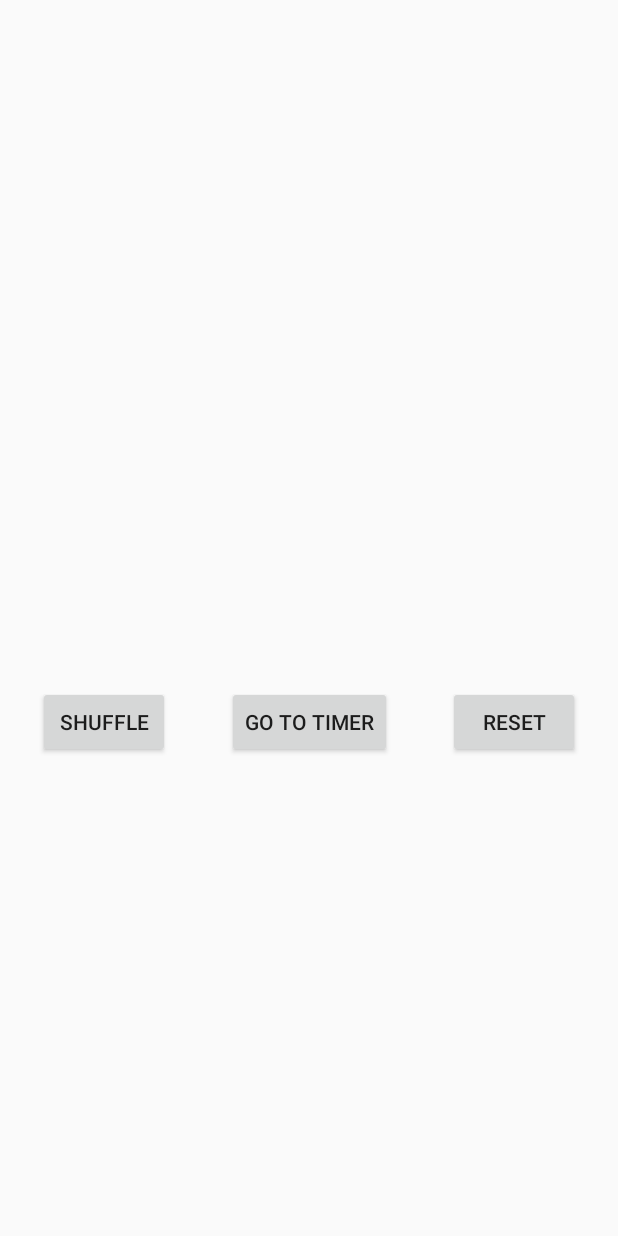
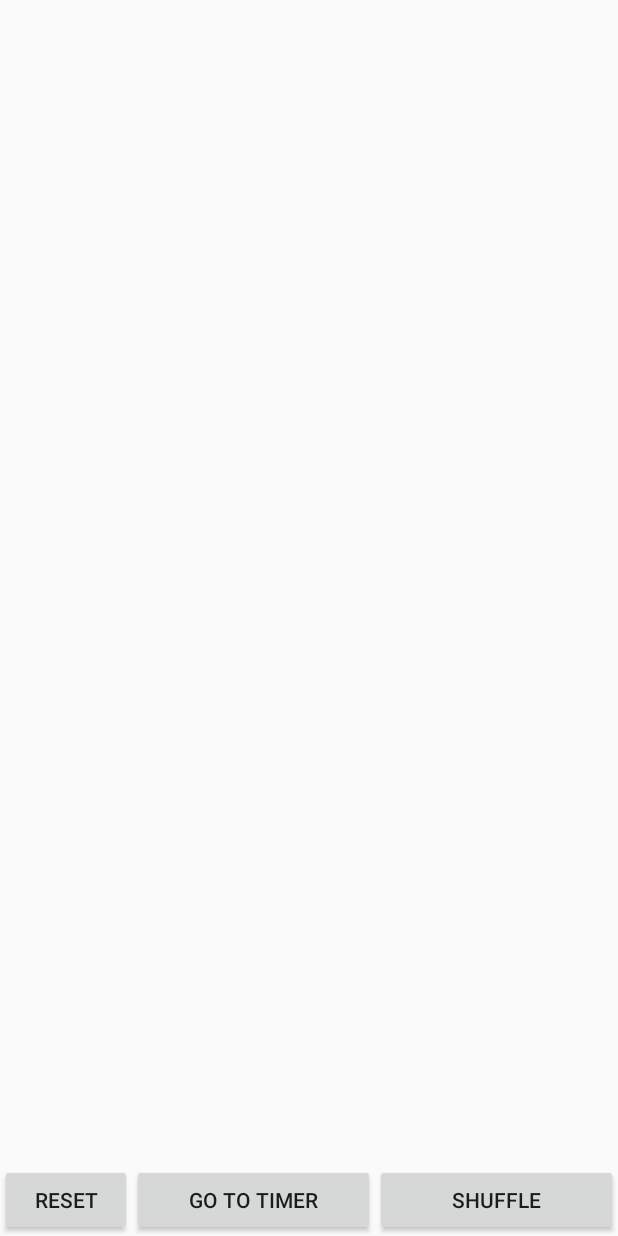
Before and after one commit to Remixt/Denton-Crits-2.0, an Android app: the screen it shows after launch (GroupSortActivity), after a tap on "Start", on a phone screen of 412 x 824 dp. Run offline under Robolectric (Android 15) with nearby library versions, the phone set to English and light mode, and no system bars.

Commit message:
Removed the no duplicates limitations and fixed the search/delete functions to look for unique ID instead of name string. Delete function will now properly delete ONLY the selected member, regardless of duplicates.
Updated comments/variable names for ease of legibility/understanding.

Updated Group Sort Layout to fill the screen regardless of resolution.

```diff
--- a/app/src/main/java/com/cbrant/writers/DatabaseHandler.java
+++ b/app/src/main/java/com/cbrant/writers/DatabaseHandler.java
@@ -11,27 +11,21 @@ import android.database.sqlite.SQLiteOpenHelper;
 
 public class DatabaseHandler extends SQLiteOpenHelper {
 
-    // All Static variables
-    // Database Version
-    private static final int DATABASE_VERSION = 1;
+    private static final int DATABASE_VERSION = 1; // Database Version
+    private static final String DATABASE_NAME = "DentonWriters"; // Database Name
+    private static final String TABLE_SIGNIN = "DentonWritersSignIn"; // Table Name
 
-    // Database Name
-    private static final String DATABASE_NAME = "DentonWriters";
+    // Table database columns
+    private static final String KEY_ID = "ID";
+    private static final String KEY_NAME = "NAME";
+    private static final String PAGES = "PAGES";
 
-    // Contacts table name
-    private static final String TABLE_SIGNIN = "DentonWritersSignIn";
-
-    // Contacts Table Columns names
-    private static final String KEY_ID = "id";
-    private static final String KEY_NAME = "name";
-    private static final String PAGES = "pages";
-
+    // Default constructor
     public DatabaseHandler(Context context) {
         super(context, DATABASE_NAME, null, DATABASE_VERSION);
     }
 
-    // Creating Tables
-    @Override
+    @Override // Creating tables
     public void onCreate(SQLiteDatabase db) {
         String CREATE_CONTACTS_TABLE = "CREATE TABLE " + TABLE_SIGNIN + "("
                 + KEY_ID + " INTEGER PRIMARY KEY," + KEY_NAME + " TEXT,"
@@ -39,60 +33,45 @@ public class DatabaseHandler extends SQLiteOpenHelper {
         db.execSQL(CREATE_CONTACTS_TABLE);
     }
 
-    // Upgrading database
-    @Override
+    @Override // Upgrading database
     public void onUpgrade(SQLiteDatabase db, int oldVersion, int newVersion) {
         // Drop older table if existed
         db.execSQL("DROP TABLE IF EXISTS " + TABLE_SIGNIN);
-
         // Create tables again
         onCreate(db);
     }
 
-    /**
-     * All CRUD(Create, Read, Update, Delete) Operations
-     */
-
-    // Adding new person
+    // Add new person to the database
     void addPerson(Person person) {
         SQLiteDatabase db = this.getWritableDatabase();
-
         ContentValues values = new ContentValues();
         values.put(KEY_NAME, person.getName()); // Person Name
         values.put(PAGES, person.getPages()); // Person Pages
-
         // Inserting Row
         db.insert(TABLE_SIGNIN, null, values);
         db.close(); // Closing database connection
     }
 
-    // Getting single contact
-    Boolean doesPersonExist(String name) {
+    // Search the database to see if a person already exists.
+    Boolean searchFor(Person person) {
         boolean exists = false;
         SQLiteDatabase db = this.getReadableDatabase();
-
-        Cursor cursor = db.query(TABLE_SIGNIN, new String[]{KEY_ID,
-                        KEY_NAME, PAGES}, KEY_ID + "=?",
-                new String[]{name}, null, null, null, null);
+        Cursor cursor = db.query(TABLE_SIGNIN, new String[]{KEY_ID, KEY_NAME, PAGES}, KEY_ID + "=?",
+                new String[]{Integer.toString(person.getID())}, null, null, null, null);
         if (cursor != null) {
             exists = true;
             cursor.moveToFirst();
         }
-        //Person person = new Person(Integer.parseInt(cursor.getString(0)),
-        //cursor.getString(1), cursor.getString(2));
-        // return person
         return exists;
     }
 
-    // Getting All Contacts
+    // Get all people in the database
     public ArrayList<Person> getAllPeople() {
         ArrayList<Person> personList = new ArrayList<Person>();
         // Select All Query
         String selectQuery = "SELECT  * FROM " + TABLE_SIGNIN;
-
         SQLiteDatabase db = this.getWritableDatabase();
         Cursor cursor = db.rawQuery(selectQuery, null);
-
         // looping through all rows and adding to list
         if (cursor.moveToFirst()) {
             do {
@@ -104,12 +83,11 @@ public class DatabaseHandler extends SQLiteOpenHelper {
                 personList.add(person);
             } while (cursor.moveToNext());
         }
-
-        // return contact list
+        // return person list
         return personList;
     }
 
-    // Updating single person
+    // Update existing person in the database
     public int updatePerson(Person person) {
         SQLiteDatabase db = this.getWritableDatabase();
 
@@ -122,30 +100,18 @@ public class DatabaseHandler extends SQLiteOpenHelper {
                 new String[]{String.valueOf(person.getID())});
     }
 
-    // Deleting Everything
+    // Deleting every entry in the database
     public void deleteAll() {
         SQLiteDatabase db = this.getWritableDatabase();
-        db.delete(TABLE_SIGNIN, null,null);
+        db.delete(TABLE_SIGNIN, null, null);
         db.close();
     }
 
-    // Delete Single
-    public void deleteContact(Person person) {
+    // Delete a single person from the database
+    public void deletePerson(Person person) {
         SQLiteDatabase db = this.getWritableDatabase();
-        db.delete(TABLE_SIGNIN, KEY_NAME + " = ?",
-                new String[] { String.valueOf(person.getName()) });
+        db.delete(TABLE_SIGNIN, KEY_ID + " = ?",
+                new String[]{String.valueOf(person.getID())});
         db.close();
     }
-
-    // Getting contacts Count
-    public int getPeopleCount() {
-        String countQuery = "SELECT  * FROM " + TABLE_SIGNIN;
-        SQLiteDatabase db = this.getReadableDatabase();
-        Cursor cursor = db.rawQuery(countQuery, null);
-        cursor.close();
-
-        // return count
-        return cursor.getCount();
-    }
-
 }
--- a/app/src/main/java/com/cbrant/writers/MainActivity.java
+++ b/app/src/main/java/com/cbrant/writers/MainActivity.java
@@ -9,7 +9,6 @@ import android.os.Bundle;
 import android.view.View;
 import android.view.inputmethod.InputMethodManager;
 import android.widget.ArrayAdapter;
-import android.widget.Button;
 import android.widget.EditText;
 import android.widget.ListView;
 import android.widget.Toast;
@@ -20,15 +19,14 @@ import java.util.List;
 public class MainActivity extends AppCompatActivity {
 
 
-    private EditText pEdit;
-    private EditText nEdit;
-    private Button btnSignIn;
-    private DatabaseHandler db;
+    private EditText pagesEdit; // sign in entry form for number of pages
+    private EditText namesEdit; // sign in entry form for the member name
+    private DatabaseHandler database; // handles all database operations
     ArrayList<String> names;
     ArrayList<String> pages;
-    ArrayList<String> namesList;
-    ArrayList<Person> people;
-    DeleteFromListAdapter adapter;
+    ArrayList<String> displayNameList; // list of the names for each member signed in, used in the display under name and pages form.
+    ArrayList<Person> people; // list of people currently signed in, and in the database. Includes their name, id, number of pages, and group status (IE blue group or orange group, anchor ect..)
+    ModifyableListAdapter adapter; // adapter that displays a list of members currently in the database, includes action listeners that allow deletion.
     List<Person> p;
     ListView list;
     ListView signInList;
@@ -38,30 +36,21 @@ public class MainActivity extends AppCompatActivity {
     protected void onCreate(Bundle savedInstanceState) {
         super.onCreate(savedInstanceState);
         setContentView(R.layout.activity_main);
-        namesList = new ArrayList<>();
-        nEdit = (EditText) findViewById(R.id.nameField);
-        pEdit = (EditText) findViewById(R.id.pageField);
-        btnSignIn = (Button) findViewById(R.id.btnSignin);
-        db = new DatabaseHandler(this);
+        displayNameList = new ArrayList<>();
+        namesEdit = (EditText) findViewById(R.id.nameField);
+        pagesEdit = (EditText) findViewById(R.id.pageField);
+        database = new DatabaseHandler(this);
         people = new ArrayList<>();
         signInList = (ListView) findViewById(R.id.signInList);
-        signInListAdapter = new ArrayAdapter<>(this, android.R.layout.simple_list_item_1, namesList);
+        signInListAdapter = new ArrayAdapter<>(this, android.R.layout.simple_list_item_1, displayNameList);
         signInList.setAdapter(signInListAdapter);
 
     }
 
-    public Boolean isDupName(String name) {
-        for (Person p : people) {
-            if (p.getName().equals(name))
-                return true;
-        }
-        return false;
-    }
-
     //records the values entered for name and pages, creates a new instance of person class to keep track.
     public void signIn(View view) {
-
-        if (nEdit.getText().length() < 1 || pEdit.getText().length() < 1) {
+        //ensure the user filled out the require forms
+        if (namesEdit.getText().length() < 1 || pagesEdit.getText().length() < 1) {
 
             new AlertDialog.Builder(this)
                     .setMessage("Make sure you fill out your name and how many pages!")
@@ -71,62 +60,63 @@ public class MainActivity extends AppCompatActivity {
                     })
                     .setIcon(android.R.drawable.ic_dialog_alert)
                     .show();
-            } else if (isDupName(nEdit.getText().toString()) == false) {
-                Person person = new Person(nEdit.getText().toString(), pEdit.getText().toString());
-                db.addPerson(person);
+        } else {
+
+            Person person = new Person(namesEdit.getText().toString(), pagesEdit.getText().toString());
+            database.addPerson(person);
             people.add(person);
-            namesList.add(person.getName());
+            displayNameList.add(person.getName());
+
+            // update the visible sign in list view
             signInListAdapter.notifyDataSetChanged();
-            Context context = getApplicationContext();
-            CharSequence text = "Successfully Signed In!";
-            int duration = Toast.LENGTH_SHORT;
 
-            Toast toast = Toast.makeText(context, text, duration);
+            // Let the user know they successfully signed in with a toast notification
+            Toast toast = Toast.makeText(getApplicationContext(), "Successfully Signed In!", Toast.LENGTH_SHORT);
             toast.show();
+
+            // hide the  keyboard when sign in button is pressed
             InputMethodManager mgr = (InputMethodManager) getSystemService(Context.INPUT_METHOD_SERVICE);
-            mgr.hideSoftInputFromWindow(nEdit.getWindowToken(), 0);
+            mgr.hideSoftInputFromWindow(namesEdit.getWindowToken(), 0);
+
+            // display the welcome dialog with the users name for further sign in confirmation
             new AlertDialog.Builder(this)
-                        .setMessage("Welcome " + nEdit.getText().toString() + "!")
+                    .setMessage("Welcome " + namesEdit.getText().toString() + "!")
                     .setPositiveButton(android.R.string.yes, new DialogInterface.OnClickListener() {
                         public void onClick(DialogInterface dialog, int which) {
                         }
                     })
                     .setIcon(android.R.drawable.ic_dialog_alert)
                     .show();
-            nEdit.setText("");
-            pEdit.setText("");
-        } else {
-                new AlertDialog.Builder(this)
-                        .setMessage("There is already a person with that name. Please choose a different name.")
-                        .setPositiveButton(android.R.string.yes, new DialogInterface.OnClickListener() {
-                            public void onClick(DialogInterface dialog, int which) {
-                                // continue with delete
+
+            // reset the sign in form to allow others to sign in
+            namesEdit.setText("");
+            pagesEdit.setText("");
         }
-                        })
-                        .setIcon(android.R.drawable.ic_dialog_alert)
-                        .show();
-                nEdit.setText("");
     }
 
-        }
-
-    //starts the group sorting activity after everyone has signed in.
+    //starts the group sorting activity
     public void startGroup(View view) {
         startActivity(new Intent(MainActivity.this, GroupSortActivity.class));
     }
+
+    //skip the sign in, and grouping activities, move to the timer activity
     public void skipToTimer(View view) {
         startActivity(new Intent(MainActivity.this, TimerActivity.class));
     }
+
     //empty the database
-    public void clearTable(View view){
+    public void clearTable(View view) {
         //make sure they hit the button on purpose.
         DialogInterface.OnClickListener dialogClickListener = new DialogInterface.OnClickListener() {
             @Override
             public void onClick(DialogInterface dialog, int which) {
-                switch (which){
+                switch (which) {
                     case DialogInterface.BUTTON_POSITIVE:
                         //Yes button clicked
-                        db.deleteAll();
+                        database.deleteAll();
+                        displayNameList.clear();
+                        people.clear();
+                        signInListAdapter.notifyDataSetChanged();
                         break;
 
                     case DialogInterface.BUTTON_NEGATIVE:
@@ -139,14 +129,12 @@ public class MainActivity extends AppCompatActivity {
         AlertDialog.Builder builder = new AlertDialog.Builder(this);
         builder.setMessage("Are you sure you want to delete all the names?").setPositiveButton("Yes", dialogClickListener)
                 .setNegativeButton("No", dialogClickListener).show();
-
-
     }
 
-    public void removeSingle(View view){
+    // remove a specific entry from the database
+    public void removeSingle(View view) {
 
-
-        p = db.getAllPeople();
+        p = database.getAllPeople();
         list = new ListView(this);
         names = new ArrayList<>();
         pages = new ArrayList<>();
@@ -155,7 +143,7 @@ public class MainActivity extends AppCompatActivity {
             names.add(person.getName());
             people.add(person);
         }
-        adapter = new DeleteFromListAdapter(this, people,names);
+        adapter = new ModifyableListAdapter(this, people, names);
         list.setAdapter(adapter);
 
         AlertDialog.Builder builder = new AlertDialog.Builder(this);
@@ -165,11 +153,11 @@ public class MainActivity extends AppCompatActivity {
                 .setOnDismissListener(new DialogInterface.OnDismissListener() {
                     @Override
                     public void onDismiss(DialogInterface dialog) {
-                        if(adapter.getDeleteFlags() != null){
+                        if (adapter.getDeleteFlags() != null) {
                             ArrayList<Person> deleteNames = adapter.getDeleteFlags();
-                            for(int i = 0; i < deleteNames.size(); i++){
-                                db.deleteContact(deleteNames.get(i));
-                                namesList.remove(deleteNames.get(i).getName());
+                            for (int i = 0; i < deleteNames.size(); i++) {
+                                database.deletePerson(deleteNames.get(i));
+                                displayNameList.remove(deleteNames.get(i).getName());
                                 people.remove(deleteNames.get(i));
                                 signInListAdapter.notifyDataSetChanged();
                             }
--- a/app/src/main/res/layout/activity_group_sort.xml
+++ b/app/src/main/res/layout/activity_group_sort.xml
@@ -1,5 +1,5 @@
 <?xml version="1.0" encoding="utf-8"?>
-<android.support.constraint.ConstraintLayout xmlns:android="http://schemas.android.com/apk/res/android"
+<RelativeLayout xmlns:android="http://schemas.android.com/apk/res/android"
     xmlns:app="http://schemas.android.com/apk/res-auto"
     xmlns:tools="http://schemas.android.com/tools"
     android:layout_width="match_parent"
@@ -10,40 +10,48 @@
     tools:layout_editor_absoluteY="0dp"
     tools:layout_editor_absoluteX="0dp">
 
-    <Button
-        android:id="@+id/btnSort"
-        android:layout_width="88dp"
-        android:layout_height="48dp"
-        android:onClick="shuffle"
-        android:text="Shuffle"
-        app:layout_constraintBottom_toBottomOf="parent"
-        android:layout_marginBottom="8dp"
-        android:layout_marginTop="8dp"
-        app:layout_constraintTop_toBottomOf="@+id/peopleList"
-        app:layout_constraintVertical_bias="0.0"
-        android:layout_marginLeft="25dp"
-        app:layout_constraintLeft_toLeftOf="parent" />
+    <LinearLayout
+        android:layout_width="match_parent"
+        android:layout_height="match_parent"
+        android:orientation="vertical"
+        android:layout_alignParentTop="true"
+        android:layout_alignParentLeft="true"
+        android:layout_alignParentStart="true">
 
-    <Button
-        android:id="@+id/goTimer"
-        android:layout_width="wrap_content"
+        <LinearLayout
+            android:layout_width="match_parent"
+            android:layout_height="match_parent"
+            android:layout_alignParentBottom="true"
+            android:layout_alignParentLeft="true"
+            android:layout_alignParentStart="true"
+            android:layout_weight="1"
+            android:orientation="horizontal">
+
+            <ListView
+                android:id="@+id/peopleList"
+                android:layout_width="match_parent"
                 android:layout_height="wrap_content"
-        android:onClick="goToTimer"
-        android:text="go to timer"
-        app:layout_constraintLeft_toRightOf="@+id/btnSort"
-        android:layout_marginLeft="8dp"
-        app:layout_constraintRight_toLeftOf="@+id/btnReset"
-        android:layout_marginRight="8dp"
-        android:layout_marginTop="8dp"
-        app:layout_constraintTop_toBottomOf="@+id/peopleList" />
+                android:choiceMode="multipleChoice"
+                android:clickable="true"
+                android:fastScrollEnabled="true"
+                android:footerDividersEnabled="true"
+                android:hapticFeedbackEnabled="true"
+                android:headerDividersEnabled="true"
+                android:keepScreenOn="true"
+                tools:layout_editor_absoluteX="9dp"
+                tools:layout_editor_absoluteY="0dp" />
+
+        </LinearLayout>
+
+        <LinearLayout
+            android:layout_width="match_parent"
+            android:layout_height="wrap_content"
+            android:orientation="horizontal">
 
             <Button
                 android:id="@+id/btnReset"
-        android:layout_width="88dp"
-        android:layout_height="48dp"
-        android:layout_marginBottom="8dp"
-        android:layout_marginRight="25dp"
-        android:layout_marginTop="8dp"
+                android:layout_width="wrap_content"
+                android:layout_height="wrap_content"
                 android:onClick="reset"
                 android:text="Reset"
                 app:layout_constraintBottom_toBottomOf="parent"
@@ -51,21 +59,29 @@
                 app:layout_constraintTop_toBottomOf="@+id/peopleList"
                 app:layout_constraintVertical_bias="0.0" />
 
-    <ListView
-        android:id="@+id/peopleList"
-        android:layout_width="314dp"
-        android:layout_height="449dp"
-        android:choiceMode="multipleChoice"
-        android:clickable="true"
-        android:fastScrollEnabled="true"
-        android:footerDividersEnabled="true"
-        android:hapticFeedbackEnabled="true"
-        android:headerDividersEnabled="true"
-        android:keepScreenOn="true"
+            <Button
+                android:id="@+id/goTimer"
+                android:layout_width="match_parent"
+                android:layout_height="48dp"
+                android:layout_weight="1"
+                android:onClick="goToTimer"
+                android:text="go to timer"
+                app:layout_constraintLeft_toRightOf="@+id/btnSort"
+                app:layout_constraintRight_toLeftOf="@+id/btnReset"
+                app:layout_constraintTop_toBottomOf="@+id/peopleList" />
+
+            <Button
+                android:id="@+id/btnSort"
+                android:layout_width="match_parent"
+                android:layout_height="48dp"
+                android:layout_weight="1"
+                android:onClick="shuffle"
+                android:text="Shuffle"
+                app:layout_constraintBottom_toBottomOf="parent"
                 app:layout_constraintLeft_toLeftOf="parent"
-        app:layout_constraintRight_toRightOf="parent"
-        app:layout_constraintTop_toTopOf="parent"
-        tools:layout_editor_absoluteX="38dp"
-        tools:layout_editor_absoluteY="53dp" />
+                app:layout_constraintTop_toBottomOf="@+id/peopleList"
+                app:layout_constraintVertical_bias="0.0" />
+        </LinearLayout>
+    </LinearLayout>
 
-</android.support.constraint.ConstraintLayout>
+</RelativeLayout>
--- a/app/src/main/res/layout/custom_dialog.xml
+++ b/app/src/main/res/layout/custom_dialog.xml
@@ -1,17 +1,17 @@
 <?xml version="1.0" encoding="utf-8"?>
 <LinearLayout xmlns:android="http://schemas.android.com/apk/res/android"
-    android:layout_width="wrap_content"
+    android:layout_width="fill_parent"
     android:layout_height="50dp">
 
     <TextView
         android:id="@+id/textName"
-        android:layout_width="287dp"
+        android:layout_width="wrap_content"
         android:layout_height="match_parent"
         android:textSize="35sp" />
 
     <TextView
         android:id="@+id/textPage"
-        android:layout_width="100dp"
+        android:layout_width="wrap_content"
         android:layout_height="match_parent"
         android:layout_weight="1"
         android:textSize="35sp" />
```
Also changed, not shown: app/src/main/java/com/cbrant/writers/AssignGroupAdapter.java (+50 -38 lines), app/src/main/java/com/cbrant/writers/CustomCursorAdapter.java (deleted, +0 -42 lines), app/src/main/java/com/cbrant/writers/ModifyableListAdapter.java (renamed from app/src/main/java/com/cbrant/writers/DeleteFromListAdapter.java, +15 -7 lines), app/src/main/java/com/cbrant/writers/Person.java (+24 -24 lines), app/src/main/res/layout/custom_list.xml (+17 -16 lines), app/src/main/res/layout/item_todo.xml (deleted, +0 -21 lines). Lines whose indentation alone changed are shown as unchanged.
